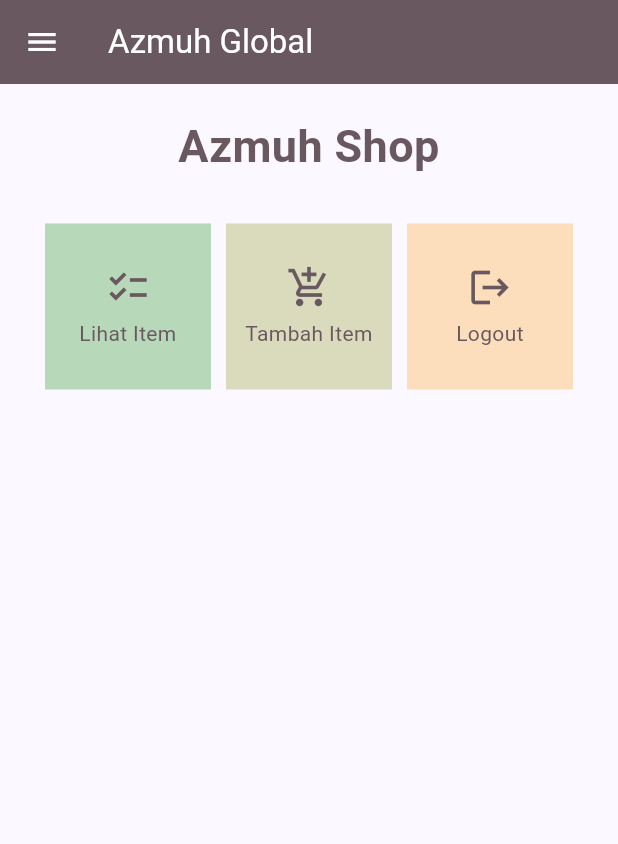
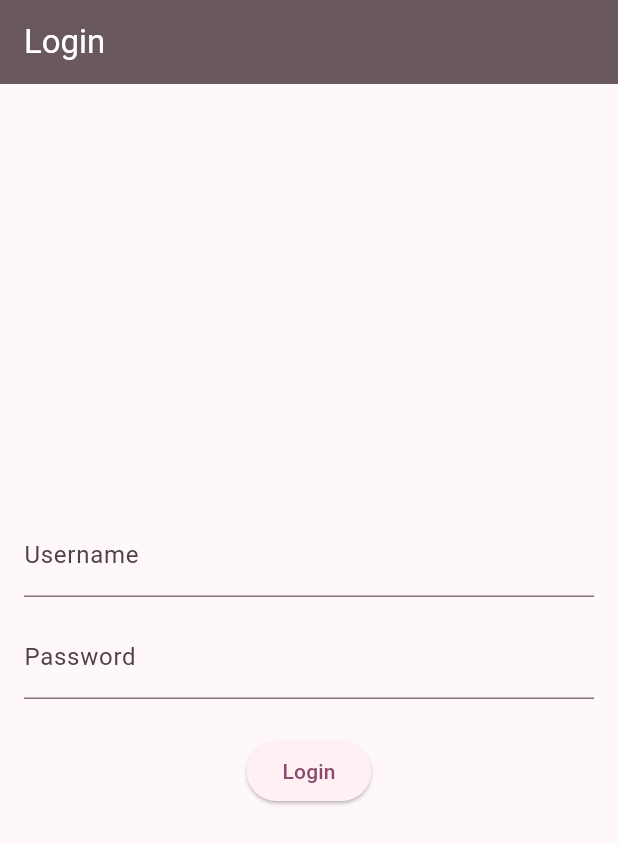
Before and after one commit to azmifal/AzmuhGlobal-mobile, a Flutter app: the screen it shows after launch, on a phone screen of 412 x 824 dp. Shown: the top 844 px of the screen. Run offline on Flutter 3.47's test engine with Material 3 defaults, Android fonts, the phone set to English and light mode, and no system bars; missing offline and left inert: pbp_django_auth.

Commit message:
tugas 9 done (w local url since my web cant be used)

```diff
--- a/lib/main.dart
+++ b/lib/main.dart
@@ -1,38 +1,29 @@
 import 'package:flutter/material.dart';
-import 'package:azmuh_global/screens/menu.dart';
+import 'package:azmuh_global/screens/login.dart';
+import 'package:pbp_django_auth/pbp_django_auth.dart';
+import 'package:provider/provider.dart';
 
 void main() {
   runApp(const MyApp());
 }
 
 class MyApp extends StatelessWidget {
-  const MyApp({super.key});
+    const MyApp({Key? key}) : super(key: key);
 
-  // This widget is the root of your application.
     @override
     Widget build(BuildContext context) {
-    return MaterialApp(
-      title: 'Azmuh Global',
+        return Provider(
+            create: (_) {
+                CookieRequest request = CookieRequest();
+                return request;
+            },
+            child: MaterialApp(
+                title: 'AzmuhGlobal',
                 theme: ThemeData(
-        // This is the theme of your application.
-        //
-        // TRY THIS: Try running your application with "flutter run". You'll see
-        // the application has a blue toolbar. Then, without quitting the app,
-        // try changing the seedColor in the colorScheme below to Colors.green
-        // and then invoke "hot reload" (save your changes or press the "hot
-        // reload" button in a Flutter-supported IDE, or press "r" if you used
-        // the command line to start the app).
-        //
-        // Notice that the counter didn't reset back to zero; the application
-        // state is not lost during the reload. To reset the state, use hot
-        // restart instead.
-        //
-        // This works for code too, not just values: Most code changes can be
-        // tested with just a hot reload.
-        colorScheme: ColorScheme.fromSeed(seedColor: Colors.indigo),
+                    colorScheme: ColorScheme.fromSeed(seedColor: const Color(0xFF69585F)),
                     useMaterial3: true,
                 ),
-      home: MyHomePage()
+                home: const LoginPage()),
         );
     }
 }
--- /dev/null
+++ b/lib/screens/login.dart
@@ -0,0 +1,120 @@
+import 'package:azmuh_global/screens/menu.dart';
+import 'package:flutter/material.dart';
+import 'package:pbp_django_auth/pbp_django_auth.dart';
+import 'package:provider/provider.dart';
+
+void main() {
+    runApp(const LoginApp());
+}
+
+class LoginApp extends StatelessWidget {
+    const LoginApp({super.key});
+
+    @override
+    Widget build(BuildContext context) {
+        return MaterialApp(
+            title: 'Login',
+            theme: ThemeData(
+                primarySwatch: Colors.blue,
+            ),
+            home: const LoginPage(),
+        );
+    }
+}
+
+class LoginPage extends StatefulWidget {
+    const LoginPage({super.key});
+
+    @override
+    State<LoginPage> createState() {
+      return _LoginPageState();
+    }
+}
+
+class _LoginPageState extends State<LoginPage> {
+    final TextEditingController _usernameController = TextEditingController();
+    final TextEditingController _passwordController = TextEditingController();
+
+    @override
+    Widget build(BuildContext context) {
+        final request = context.watch<CookieRequest>();
+        return Scaffold(
+            appBar: AppBar(
+                title: const Text('Login'),
+                backgroundColor: const Color(0xFF69585F),
+                foregroundColor: Colors.white,
+            ),
+            body: Container(
+                padding: const EdgeInsets.all(16.0),
+                child: Column(
+                    mainAxisAlignment: MainAxisAlignment.center,
+                    children: [
+                        TextField(
+                            controller: _usernameController,
+                            decoration: const InputDecoration(
+                                labelText: 'Username',
+                            ),
+                        ),
+                        const SizedBox(height: 12.0),
+                        TextField(
+                            controller: _passwordController,
+                            decoration: const InputDecoration(
+                                labelText: 'Password',
+                            ),
+                            obscureText: true,
+                        ),
+                        const SizedBox(height: 24.0),
+                        ElevatedButton(
+                            onPressed: () async {
+                                String username = _usernameController.text;
+                                String password = _passwordController.text;
+
+                                // Cek kredensial
+                                // Untuk menyambungkan Android emulator dengan Django pada localhost,
+                                final response = await request.login("http://127.0.0.1:8000/auth/login/", {
+                                'username': username,
+                                'password': password,
+                                });
+
+                                if (request.loggedIn) {
+                                    if (context.mounted) {
+                                        String message = response['message'];
+                                        String uname = response['username'];
+                                        Navigator.pushReplacement(
+                                            context,
+                                            MaterialPageRoute(builder: (context) => MyHomePage()),
+                                        );
+                                        ScaffoldMessenger.of(context)
+                                            ..hideCurrentSnackBar()
+                                            ..showSnackBar(
+                                                SnackBar(content: Text("$message Selamat datang, $uname.")));
+                                    }
+                                } else {
+                                    if (context.mounted) {
+                                        showDialog(
+                                            context: context,
+                                            builder: (context) => AlertDialog(
+                                                title: const Text('Login Gagal'),
+                                                content:
+                                                    Text(response['message']),
+                                                actions: [
+                                                    TextButton(
+                                                        child: const Text('OK'),
+                                                        onPressed: () {
+                                                            Navigator.pop(context);
+                                                        },
+                                                    ),
+                                                ],
+                                            ),
+                                        );
+                                    }
+                                }
+                            },
+                            child: const Text('Login'),
+                        ),
+                    ],
+                ),
+            ),
+        );
+    }
+}
--- a/pubspec.yaml
+++ b/pubspec.yaml
@@ -35,6 +35,9 @@
   # The following adds the Cupertino Icons font to your application.
   # Use with the CupertinoIcons class for iOS style icons.
   cupertino_icons: ^1.0.2
+  provider: ^6.1.1
+  pbp_django_auth: ^0.4.0
+  http: ^1.1.0
 
 dev_dependencies:
   flutter_test:
```
Also changed, not shown: lib/models/item.dart (added, +61 -0 lines), lib/screens/detail_item.dart (added, +47 -0 lines), lib/screens/item_list.dart (deleted, +0 -59 lines), lib/screens/list_item.dart (added, +106 -0 lines), lib/screens/shoplist_form.dart (+42 -30 lines), lib/widgets/left_drawer.dart (+13 -6 lines), lib/widgets/shop_card.dart (+40 -6 lines), pubspec.lock, 3 other files. Lines whose indentation alone changed are shown as unchanged.
